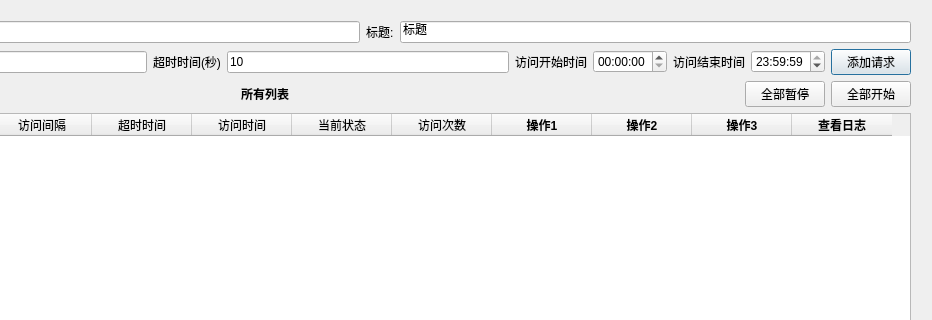
Before: the Qt Designer form QtHttpTest/MainDialog.ui in liyoung1992/QtHttpClient, drawn with Qt 5; both pictures show x 230 to 1162 and y 0 to 320 of the 1162 by 629 pixel window.
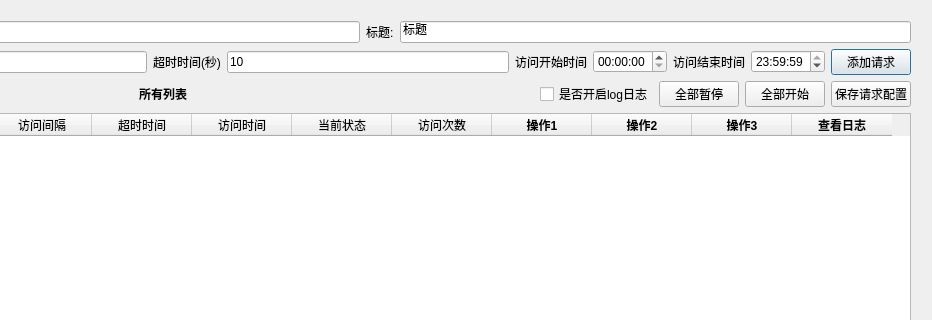
After: the same form once the commit is applied.

Commit message: 完成请求器

Diff of the .ui file:
```diff
--- a/QtHttpTest/MainDialog.ui
+++ b/QtHttpTest/MainDialog.ui
@@ -194,6 +194,16 @@
          </property>
         </spacer>
        </item>
+       <item>
+        <widget class="QCheckBox" name="checkBox">
+         <property name="text">
+          <string>是否开启log日志</string>
+         </property>
+         <property name="checked">
+          <bool>false</bool>
+         </property>
+        </widget>
+       </item>
        <item>
         <widget class="QPushButton" name="allStopPbtn">
          <property name="text">
@@ -208,6 +218,13 @@
          </property>
         </widget>
        </item>
+       <item>
+        <widget class="QPushButton" name="savepbtn">
+         <property name="text">
+          <string>保存请求配置</string>
+         </property>
+        </widget>
+       </item>
       </layout>
      </item>
      <item>
```
The commit also changes 1293 other files.
